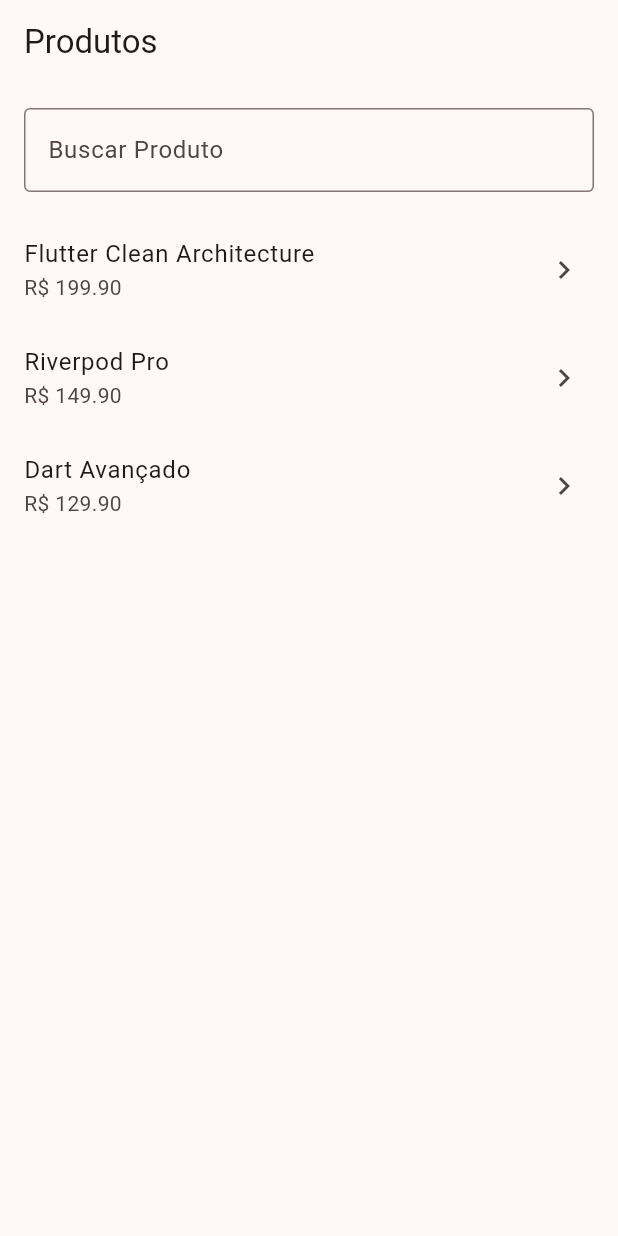
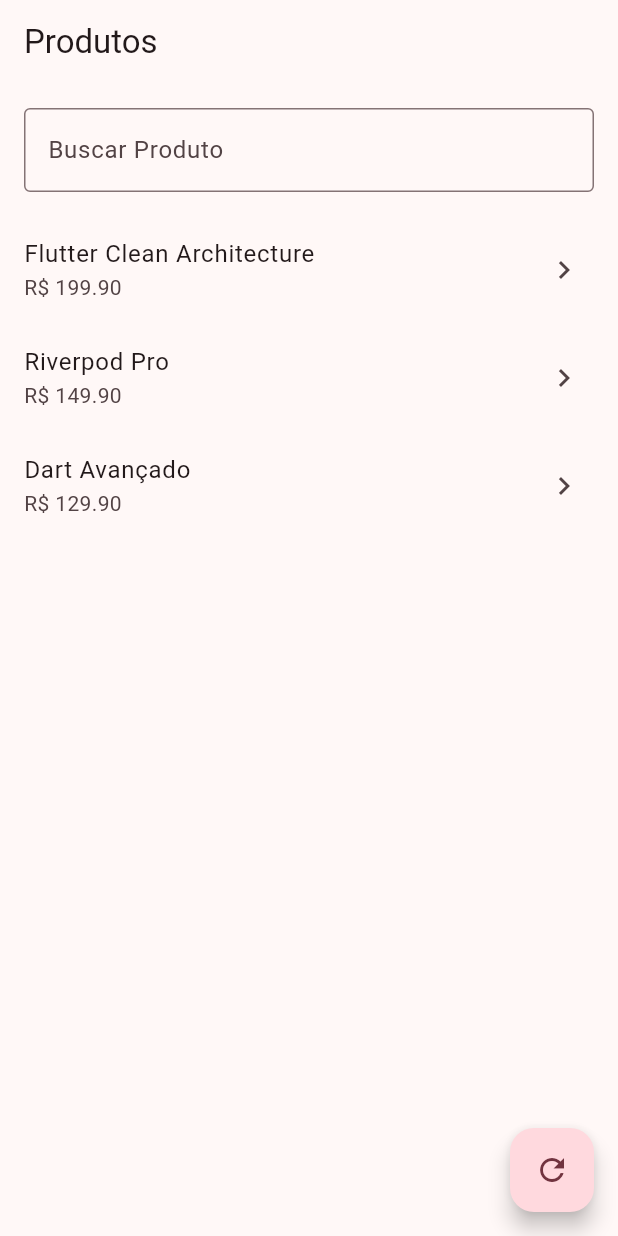
Before and after one commit to alisonfrd/repo_of_adv_flutter_concepts, a Flutter app: the screen it shows after launch, on a phone screen of 412 x 824 dp. Run offline on Flutter 3.47's test engine with Material 3 defaults, Android fonts, the phone set to English and light mode, and no system bars; our stand-ins replace bloc, dartz, equatable, flutter_bloc, flutter_riverpod, get_it and 2 more.

Commit message:
implemented refresh and invalidate

```diff
--- a/riverpod_lab/lib/features/products/presentation/products_page.dart
+++ b/riverpod_lab/lib/features/products/presentation/products_page.dart
@@ -34,7 +34,11 @@ class ProductsPage extends ConsumerWidget {
           ),
           Expanded(
             child: switch (productsAsync) {
-              AsyncData(:final value) => ListView.builder(
+              AsyncData(:final value) => RefreshIndicator(
+                onRefresh: () async {
+                  await ref.refresh(productsProvider.future);
+                },
+                child: ListView.builder(
                   itemCount: value.length,
                   itemBuilder: (context, index) {
                     final product = value[index];
@@ -55,12 +59,19 @@ class ProductsPage extends ConsumerWidget {
                     );
                   },
                 ),
+              ),
               AsyncError(:final error) => Center(child: Text('Erro: $error')),
               _ => const Center(child: CircularProgressIndicator()),
             },
           ),
         ],
       ),
+      floatingActionButton: FloatingActionButton(
+        child: Icon(Icons.refresh),
+        onPressed: () {
+          ref.invalidate(productsProvider);
+        },
+      ),
     );
   }
 }
```
Lines whose indentation alone changed are shown as unchanged.
